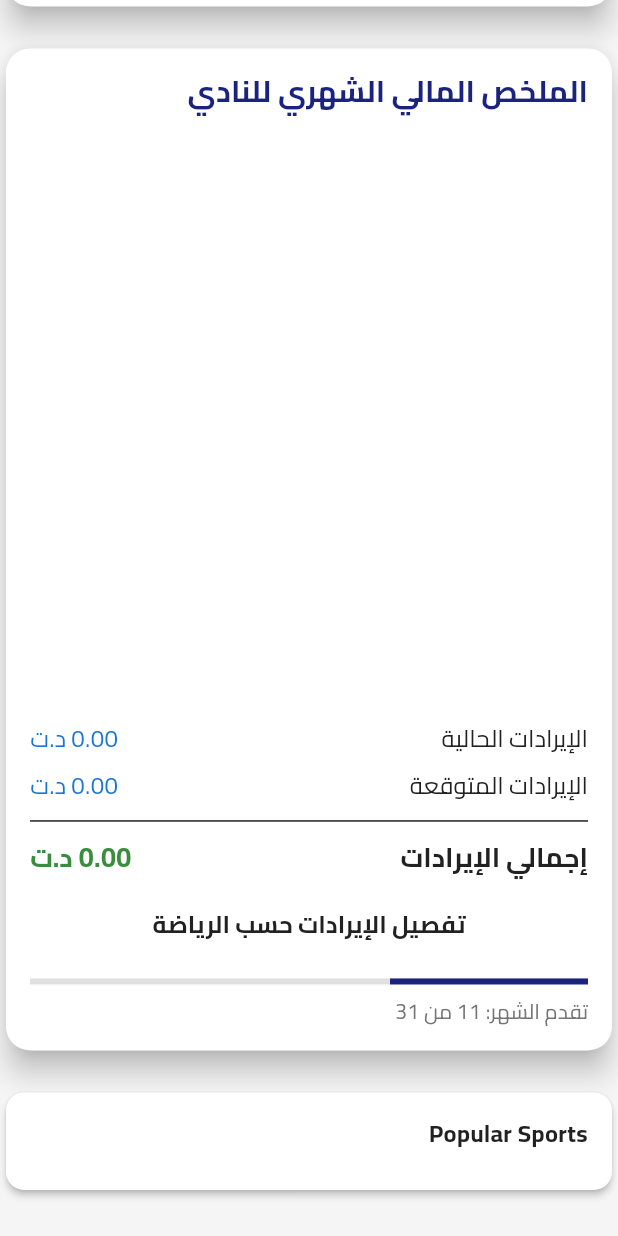
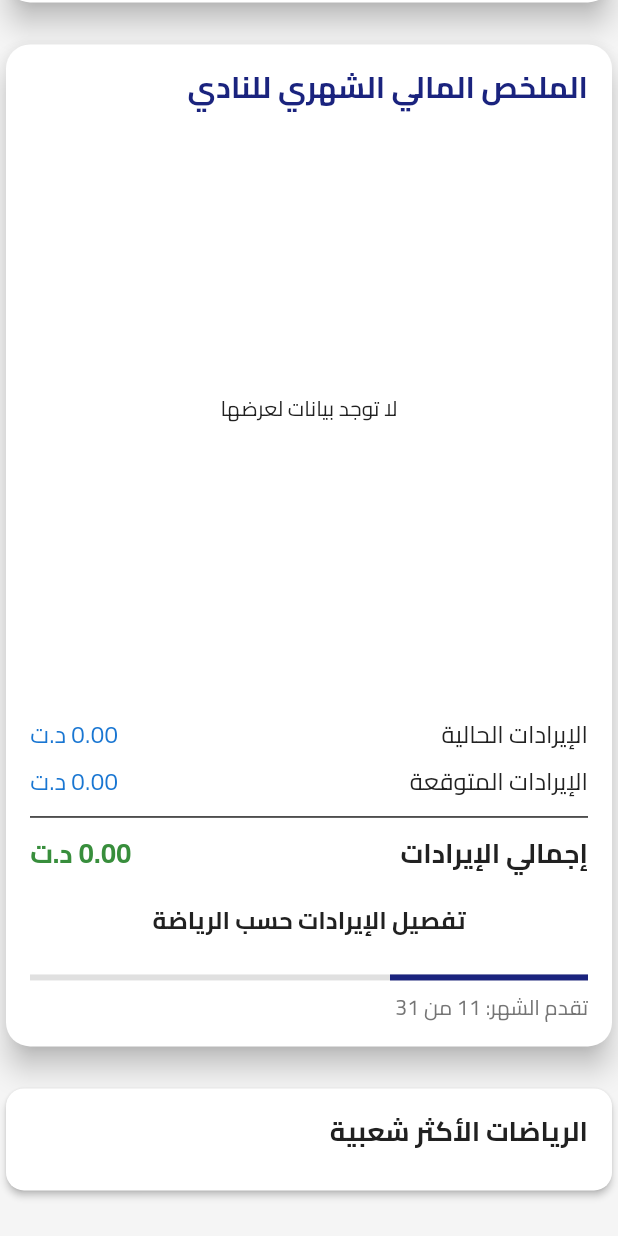
Before and after one commit to Rayen-nasser/gym_manager, a Flutter app: the GymAnalyticsDashboard screen opened directly, scrolled down 1152 dp, on a phone screen of 412 x 824 dp. Run offline on Flutter 3.47's test engine with Material 3 defaults, Android fonts, the phone set to English and light mode, and no system bars; drawn by our look-alikes of fl_chart; our stand-ins replace another_flushbar, cloud_firestore, firebase_auth, firebase_core, google_fonts, shared_preferences; accounts and stored records are empty.

Commit message:
improve analysing gym income

```diff
--- a/lib/screens/daily_report/daily_report_screen.dart
+++ b/lib/screens/daily_report/daily_report_screen.dart
@@ -1,9 +1,8 @@
 import 'package:flutter/material.dart';
-import 'package:cloud_firestore/cloud_firestore.dart';
-import 'package:provider/provider.dart';  // Import Provider
+import 'package:gym_energy/widgets/sport_row.dart';
+import 'package:provider/provider.dart';
 import 'package:gym_energy/widgets/metrics_card_widget.dart';
 import 'package:gym_energy/widgets/weekly_revenue_chart.dart';
-import 'package:gym_energy/model/member.dart';
 import '../../provider/gym_provider.dart';
 import '../../widgets/monthly_financial_overview_widget.dart';
 
@@ -50,20 +49,25 @@ class GymAnalyticsDashboard extends StatelessWidget {
       ..sort((a, b) => b.value.compareTo(a.value));
 
     return Card(
+      elevation: 2, // Add elevation for better appearance
+      shape: RoundedRectangleBorder(
+        borderRadius: BorderRadius.circular(12), // Rounded corners
+      ),
       child: Padding(
         padding: const EdgeInsets.all(16),
         child: Column(
           crossAxisAlignment: CrossAxisAlignment.start,
           children: [
             const Text(
-              'Popular Sports',
+              'الرياضات الأكثر شعبية',
               style: TextStyle(
-                fontSize: 16,
+                fontSize: 18, // Increased font size for title
                 fontWeight: FontWeight.bold,
+                fontFamily: 'Cairo', // Use Cairo font
               ),
             ),
             const SizedBox(height: 10),
-            ...sortedSports.map((entry) => _SportRow(
+            ...sortedSports.map((entry) => SportRow(
               sportName: entry.key,
               memberCount: entry.value,
               totalMembers: gymProvider.members.length,
@@ -74,41 +78,3 @@ class GymAnalyticsDashboard extends StatelessWidget {
     );
   }
 }
-
-class _SportRow extends StatelessWidget {
-  final String sportName;
-  final int memberCount;
-  final int totalMembers;
-
-  const _SportRow({
-    required this.sportName,
-    required this.memberCount,
-    required this.totalMembers,
-  });
-
-  @override
-  Widget build(BuildContext context) {
-    final percentage = (memberCount / totalMembers * 100).toStringAsFixed(1);
-
-    return Padding(
-      padding: const EdgeInsets.symmetric(vertical: 4),
-      child: Column(
-        crossAxisAlignment: CrossAxisAlignment.start,
-        children: [
-          Row(
-            mainAxisAlignment: MainAxisAlignment.spaceBetween,
-            children: [
-              Text(sportName),
-              Text('$memberCount ($percentage%)'),
-            ],
-          ),
-          const SizedBox(height: 4),
-          LinearProgressIndicator(
-            value: memberCount / totalMembers,
-            backgroundColor: Colors.grey[200],
-          ),
-        ],
-      ),
-    );
-  }
-}
--- a/lib/widgets/monthly_financial_overview_widget.dart
+++ b/lib/widgets/monthly_financial_overview_widget.dart
@@ -93,11 +93,17 @@ class GymMonthlyFinancialOverview extends StatelessWidget {
   }
 
   Widget _buildRevenueChart(double currentRevenue, double expectedRevenue) {
+    // Check if both values are greater than zero
+    if (currentRevenue <= 0 && expectedRevenue <= 0) {
+      return Center(child: Text('لا توجد بيانات لعرضها')); // "No data to display"
+    }
+
     return PieChart(
       PieChartData(
         sectionsSpace: 0,
         centerSpaceRadius: 40,
         sections: [
+          if (currentRevenue > 0) // Only add section if the value is greater than zero
             PieChartSectionData(
               color: Colors.blue,
               value: currentRevenue,
@@ -110,6 +116,7 @@ class GymMonthlyFinancialOverview extends StatelessWidget {
                 fontFamily: 'Cairo',
               ),
             ),
+          if (expectedRevenue > 0) // Only add section if the value is greater than zero
             PieChartSectionData(
               color: Colors.green,
               value: expectedRevenue,
@@ -126,6 +133,7 @@ class GymMonthlyFinancialOverview extends StatelessWidget {
       ),
     );
   }
+
 
   Widget _buildRevenueInfo(double currentRevenue, double expectedRevenue, double totalRevenue) {
     return Column(
--- a/lib/widgets/weekly_revenue_chart.dart
+++ b/lib/widgets/weekly_revenue_chart.dart
@@ -1,35 +1,34 @@
 import 'package:flutter/material.dart';
 import 'package:fl_chart/fl_chart.dart';
-import 'package:intl/intl.dart'; // For date formatting
-import 'dart:math'; // For max function
-import 'package:intl/intl.dart' as intl;
-
+import 'package:intl/intl.dart';
+import 'dart:math';
 import '../model/member.dart';
 
 class WeeklyRevenueChart extends StatelessWidget {
-  final List<Member> members; // List of members to calculate revenue
+  final List<Member> members;
 
-  WeeklyRevenueChart(this.members); // Constructor to accept members
+  WeeklyRevenueChart(this.members);
+
+  @override
+  Widget build(BuildContext context) {
+    return _buildWeeklyRevenueChart();
+  }
 
   Widget _buildWeeklyRevenueChart() {
-    // Get current week's start and end dates
     final now = DateTime.now();
     final startOfWeek = now.subtract(Duration(days: now.weekday - 1));
-    final endOfWeek = startOfWeek.add(const Duration(days: 6));
 
-    // Create daily revenue data structure
     final List<DailyRevenue> weeklyData = [];
     final arabicDays = [
+      'الأحد',
       'الاثنين',
       'الثلاثاء',
       'الأربعاء',
       'الخميس',
       'الجمعة',
-      'السبت',
-      'الأحد'
+      'السبت'
     ];
 
-    // Initialize data for each day of the week
     for (int i = 0; i < 7; i++) {
       final currentDate = startOfWeek.add(Duration(days: i));
       final dayRevenue = _calculateDailyRevenue(currentDate);
@@ -40,21 +39,22 @@ class WeeklyRevenueChart extends StatelessWidget {
       ));
     }
 
-    // Find maximum revenue for scaling
+    // Find maximum revenue and ensure it's not zero
     final maxRevenue = weeklyData.map((d) => d.revenue).reduce(max);
-    final roundedMax = (maxRevenue / 1000).ceil() * 1000.0;
+    final roundedMax = max((maxRevenue / 1000).ceil() * 1000.0, 1000.0); // Ensure minimum of 1000
+    final horizontalInterval = max(roundedMax / 5, 200.0); // Ensure minimum interval of 200
 
     return LayoutBuilder(
       builder: (context, constraints) {
-        // Responsive height calculation
         final chartHeight = constraints.maxWidth * 0.7;
 
         return Container(
-          height: chartHeight + 80, // Additional height for title and legend
+          height: chartHeight + 80,
           child: Card(
             elevation: 8,
             shape: RoundedRectangleBorder(
-                borderRadius: BorderRadius.circular(16)),
+              borderRadius: BorderRadius.circular(16),
+            ),
             child: Padding(
               padding: const EdgeInsets.all(16),
               child: Column(
@@ -78,7 +78,7 @@ class WeeklyRevenueChart extends StatelessWidget {
                         gridData: FlGridData(
                           show: true,
                           drawVerticalLine: false,
-                          horizontalInterval: roundedMax / 5,
+                          horizontalInterval: horizontalInterval, // Using safe interval
                           getDrawingHorizontalLine: (value) => FlLine(
                             color: Colors.grey[300],
                             strokeWidth: 1,
@@ -121,7 +121,7 @@ class WeeklyRevenueChart extends StatelessWidget {
                               reservedSize: 46,
                               getTitlesWidget: (value, meta) {
                                 return Text(
-                                  '${value.toStringAsFixed(0)} د ', // Clear labeling with currency symbol
+                                  '${value.toStringAsFixed(0)} د ',
                                   style: TextStyle(
                                     color: Colors.grey[600],
                                     fontSize: 12,
@@ -145,11 +145,11 @@ class WeeklyRevenueChart extends StatelessWidget {
                               final revenue = weeklyData[groupIndex].revenue;
                               final date = weeklyData[groupIndex].date;
                               return BarTooltipItem(
-                                '${intl.DateFormat.yMMMd('ar').format(date)}\n'
-                                    '${intl.NumberFormat.currency(
-                                  symbol: 'ت.د', // Currency symbol
+                                '${DateFormat.yMMMd('ar').format(date)}\n'
+                                    '${NumberFormat.currency(
+                                  symbol: 'ت.د',
                                   decimalDigits: 0,
-                                  locale: 'ar_TN', // Use Tunisian Arabic locale
+                                  locale: 'ar_TN',
                                 ).format(revenue)}',
                                 TextStyle(
                                   color: Colors.white,
@@ -171,8 +171,6 @@ class WeeklyRevenueChart extends StatelessWidget {
       },
     );
   }
-
-
   List<BarChartGroupData> _createBarGroups(List<DailyRevenue> data, double maxWidth) {
     // Calculate optimal bar width based on screen width
     final barWidth = (maxWidth - 64) / data.length * 0.6; // 60% of available space
@@ -181,7 +179,7 @@ class WeeklyRevenueChart extends StatelessWidget {
       final index = entry.key;
       final dayData = entry.value;
 
-      // Calculate gradient colors based on revenue
+      // Define gradient colors based on revenue
       final gradientColors = [
         Colors.blue[300]!,
         Colors.blue[600]!,
@@ -215,19 +213,14 @@ class WeeklyRevenueChart extends StatelessWidget {
       final dayPayments = member.paymentDates.where((paymentDate) =>
       paymentDate.year == date.year &&
           paymentDate.month == date.month &&
-          paymentDate.day == date.day);
+          paymentDate.day == date.day,
+      );
 
       return sum + (dayPayments.length * member.totalPaid);
     });
   }
-
-  @override
-  Widget build(BuildContext context) {
-    return _buildWeeklyRevenueChart();
-  }
 }
 
-// Data model for daily revenue
 class DailyRevenue {
   final DateTime date;
   final double revenue;
```
Also changed, not shown: lib/widgets/sport_row.dart (added, +53 -0 lines). Lines whose indentation alone changed are shown as unchanged.
